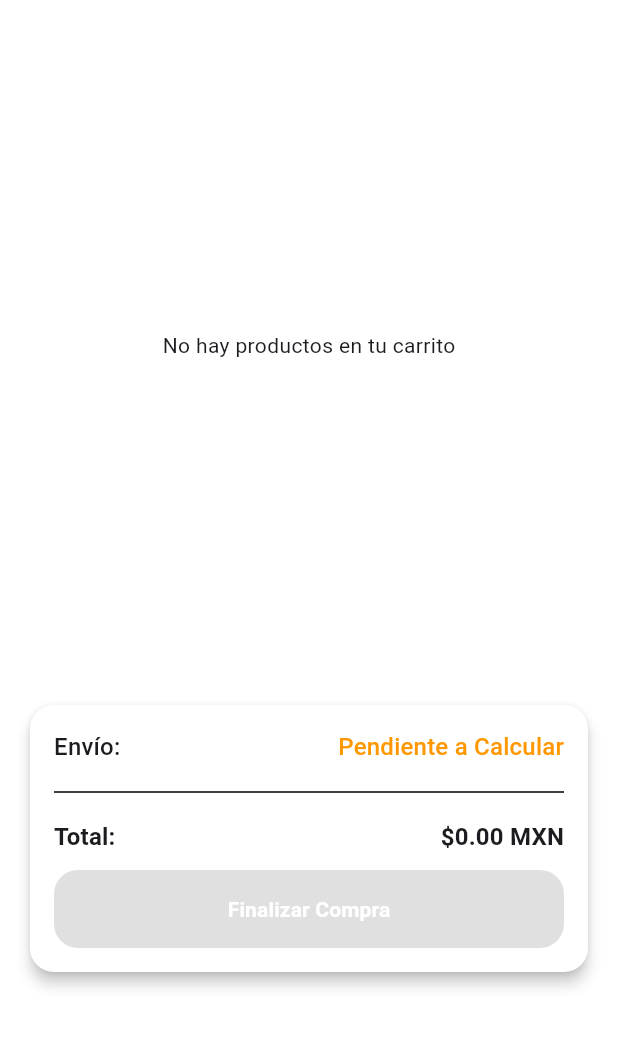
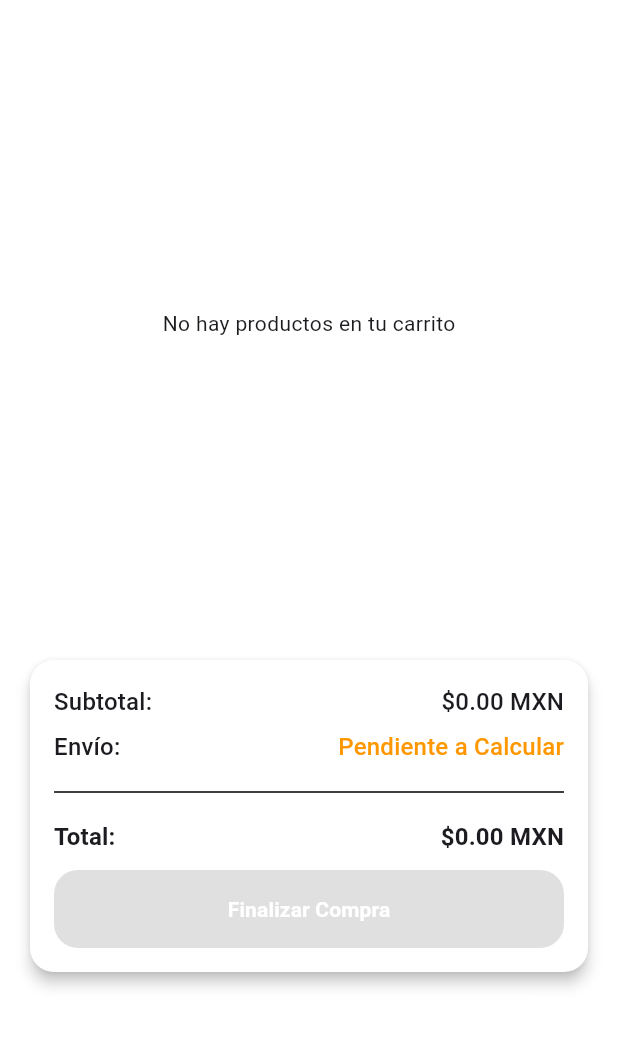
Before and after one commit to T-STY/T_STY_CLICK, a Flutter app: the CartPage widget shown alone on an empty page, opened directly, on a phone screen of 412 x 824 dp, the part 84-1133 px from its top. Run offline on Flutter 3.47's test engine with Material 3 defaults, Android fonts, the phone set to English and light mode, and no system bars; our stand-ins replace cached_network_image, cloud_firestore, connectivity_plus, firebase_auth, firebase_core, firebase_remote_config and 9 more; missing offline and left inert: algolia, firebase_app_check, slide_to_act_reborn; accounts and stored records are empty; Roboto replaces fonts that are missing (Grodita); project files that could hold a hidden picture were left out.

Commit message:
Add promotion evaluation engine to cart with discount display
- CartItem: add brand field for combo_brand promo matching
- CartProvider: port full promotion evaluation engine from PDV
  - Supports all 4 types: combo_exact, combo_brand, bxgy, combo_choice
  - Auto-evaluates on every add/remove/set/clear/load
  - Fetches active promotions from Firestore on init
  - Exposes promoDiscount, discountAmount, totalPriceAfterDiscount, appliedPromosList
- Cart page: show applied promotions, subtotal, discount row, and total after discount
- Checkout page: use totalPriceAfterDiscount for payment calculation
- PromotionDetailPage: pass brand field when adding items to cart

https://claude.ai/code/session_014WUhP3vpDKPtMc3kxZWfHo

```diff
--- a/lib/app/cart/cart_page.dart
+++ b/lib/app/cart/cart_page.dart
@@ -183,11 +183,65 @@ class _CartPageState extends State<CartPage> {
                 child: Consumer<CartProvider>(
                   builder: (context, cartProvider, child) {
                     final double subtotal = cartProvider.totalPrice;
-                    final double total = subtotal;
+                    final double discount = cartProvider.discountAmount;
+                    final double total = cartProvider.totalPriceAfterDiscount;
 
                     return Column(
                       mainAxisSize: MainAxisSize.min,
                       children: [
+                        // Applied promotions
+                        if (cartProvider.appliedPromosList.isNotEmpty) ...[
+                          ...cartProvider.appliedPromosList.map((promoName) => Padding(
+                            padding: const EdgeInsets.only(bottom: 4.0),
+                            child: Row(
+                              children: [
+                                const Icon(Icons.local_offer, size: 14, color: Colors.orange),
+                                const SizedBox(width: 4),
+                                Expanded(
+                                  child: Text(
+                                    promoName,
+                                    style: TextStyle(fontSize: 12, color: Colors.orange[700], fontWeight: FontWeight.bold),
+                                    overflow: TextOverflow.ellipsis,
+                                  ),
+                                ),
+                              ],
+                            ),
+                          )),
+                          const SizedBox(height: 6),
+                        ],
+                        Row(
+                          mainAxisAlignment: MainAxisAlignment.spaceBetween,
+                          children: [
+                            Text(
+                              'Subtotal:',
+                              style: Theme.of(context).textTheme.titleMedium,
+                            ),
+                            Text(
+                              '\$${subtotal.toStringAsFixed(2)} MXN',
+                              style: Theme.of(context).textTheme.titleMedium,
+                            ),
+                          ],
+                        ),
+                        if (discount > 0) ...[
+                          const SizedBox(height: 6),
+                          Row(
+                            mainAxisAlignment: MainAxisAlignment.spaceBetween,
+                            children: [
+                              Text(
+                                'Descuento:',
+                                style: Theme.of(context).textTheme.titleMedium,
+                              ),
+                              Text(
+                                '-\$${discount.toStringAsFixed(2)}',
+                                style: Theme.of(context)
+                                    .textTheme
+                                    .titleMedium
+                                    ?.copyWith(color: Colors.red),
+                              ),
+                            ],
+                          ),
+                        ],
+                        const SizedBox(height: 6),
                         Row(
                           mainAxisAlignment: MainAxisAlignment.spaceBetween,
                           children: [
--- a/lib/app/payment/checkout_page.dart
+++ b/lib/app/payment/checkout_page.dart
@@ -495,7 +495,7 @@ class _CheckoutPageState extends State<CheckoutPage> {
 
   void _calculateTotal() {
     final cartProvider = Provider.of<CartProvider>(context, listen: false);
-    double subtotal = cartProvider.totalPrice;
+    double subtotal = cartProvider.totalPriceAfterDiscount;
 
     _calculateDiscount();
 
--- a/lib/app/promotions.dart
+++ b/lib/app/promotions.dart
@@ -181,6 +181,7 @@ class _PromotionDetailPageState extends State<PromotionDetailPage> {
           stock: (product['stock'] as num?)?.toDouble() ?? 0,
           typeSpecific: product['type_specific'] as String?,
           variante: product['variante'] as String?,
+          brand: product['brand'] as String? ?? '',
         );
       }
     } else if (type == 'combo_choice' || type == 'combo_brand') {
@@ -195,6 +196,7 @@ class _PromotionDetailPageState extends State<PromotionDetailPage> {
           stock: (triggerProductData!['stock'] as num?)?.toDouble() ?? 0,
           typeSpecific: triggerProductData!['type_specific'] as String?,
           variante: triggerProductData!['variante'] as String?,
+          brand: triggerProductData!['brand'] as String? ?? '',
         );
       }
       if (selectedOptionProductId != null) {
@@ -211,6 +213,7 @@ class _PromotionDetailPageState extends State<PromotionDetailPage> {
           stock: (selected['stock'] as num?)?.toDouble() ?? 0,
           typeSpecific: selected['type_specific'] as String?,
           variante: selected['variante'] as String?,
+          brand: selected['brand'] as String? ?? '',
         );
       }
     } else if (type == 'bxgy') {
@@ -226,6 +229,7 @@ class _PromotionDetailPageState extends State<PromotionDetailPage> {
           stock: (triggerProductData!['stock'] as num?)?.toDouble() ?? 0,
           typeSpecific: triggerProductData!['type_specific'] as String?,
           variante: triggerProductData!['variante'] as String?,
+          brand: triggerProductData!['brand'] as String? ?? '',
         );
       }
     }
```
Also changed, not shown: lib/app/cart/cart_provider.dart (+200 -2 lines).
